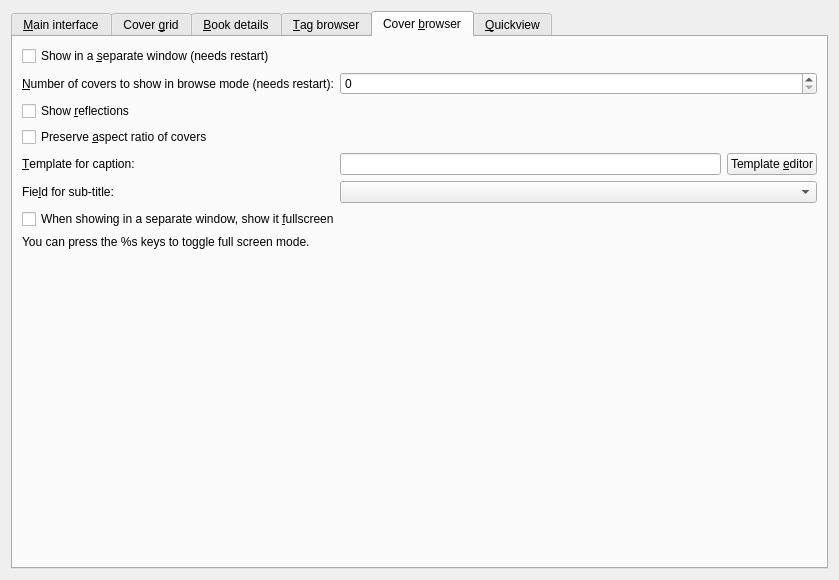
kovidgoyal/calibre, file src/calibre/gui2/preferences/look_feel.ui: the form before one commit.
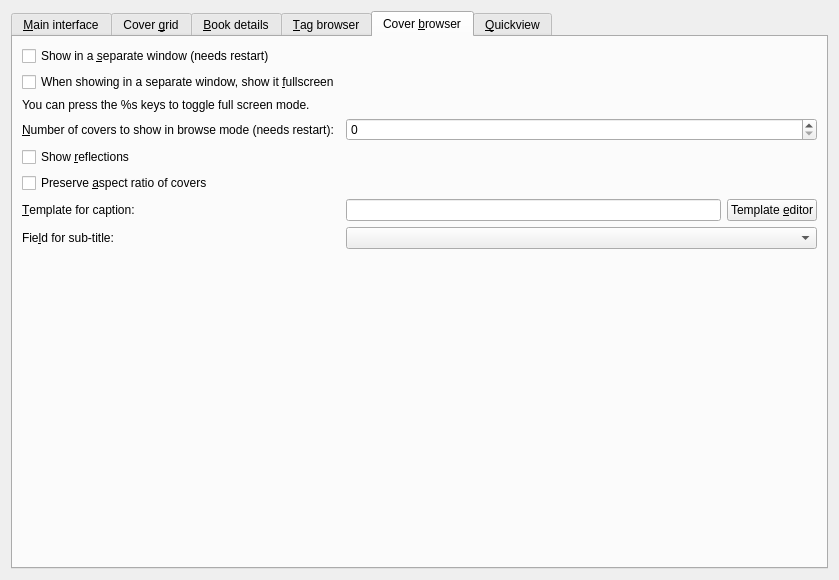
The form after the commit. The open tabs and pages were chosen to show the change. Icons and pictures are not drawn. Custom widgets are drawn as their Qt base class.

```diff
--- a/src/calibre/gui2/preferences/look_feel.ui
+++ b/src/calibre/gui2/preferences/look_feel.ui
@@ -1143,14 +1143,24 @@
        <string>Cover &amp;browser</string>
       </attribute>
       <layout class="QGridLayout" name="gridLayout_11">
-       <item row="5" column="1">
-        <widget class="QLineEdit" name="opt_cover_browser_title_template">
-         <property name="toolTip">
-          <string>The template used to generate the text below the covers. Uses the same syntax as save templates. Defaults to just the book title. Note that this setting is per-library, which means that you have to set it again for every different calibre library you use.</string>
-         </property>
-        </widget>
-       </item>
        <item row="1" column="0">
+        <widget class="QCheckBox" name="opt_cb_fullscreen">
+         <property name="text">
+          <string>When showing in a separate window, show it &amp;fullscreen</string>
+         </property>
+        </widget>
+       </item>
+       <item row="0" column="0" colspan="3">
+        <widget class="QCheckBox" name="opt_separate_cover_flow">
+         <property name="text">
+          <string>Show in a &amp;separate window (needs restart)</string>
+         </property>
+        </widget>
+       </item>
+       <item row="3" column="1" colspan="2">
+        <widget class="QSpinBox" name="opt_cover_flow_queue_length"/>
+       </item>
+       <item row="3" column="0">
         <widget class="QLabel" name="label_6">
          <property name="text">
           <string>&amp;Number of covers to show in browse mode (needs restart):</string>
@@ -1160,7 +1170,14 @@
          </property>
         </widget>
        </item>
-       <item row="9" column="0" colspan="2">
+       <item row="7" column="2">
+        <widget class="QPushButton" name="cover_browser_title_template_button">
+         <property name="text">
+          <string>Template &amp;editor</string>
+         </property>
+        </widget>
+       </item>
+       <item row="11" column="0" colspan="2">
         <spacer name="verticalSpacer_4">
          <property name="orientation">
           <enum>Qt::Vertical</enum>
@@ -1173,41 +1190,21 @@
          </property>
         </spacer>
        </item>
-       <item row="5" column="0">
-        <widget class="QLabel" name="label_23">
-         <property name="text">
-          <string>&amp;Template for caption:</string>
+       <item row="7" column="1">
+        <widget class="QLineEdit" name="opt_cover_browser_title_template">
+         <property name="toolTip">
+          <string>The template used to generate the text below the covers. Uses the same syntax as save templates. Defaults to just the book title. Note that this setting is per-library, which means that you have to set it again for every different calibre library you use.</string>
          </property>
-         <property name="buddy">
-          <cstring>opt_cover_browser_title_template</cstring>
-         </property>
         </widget>
        </item>
-       <item row="5" column="2">
-        <widget class="QPushButton" name="cover_browser_title_template_button">
+       <item row="4" column="0" colspan="3">
+        <widget class="QCheckBox" name="opt_cover_browser_reflections">
          <property name="text">
-          <string>Template &amp;editor</string>
+          <string>Show &amp;reflections</string>
          </property>
         </widget>
        </item>
-       <item row="1" column="1" colspan="2">
-        <widget class="QSpinBox" name="opt_cover_flow_queue_length"/>
-       </item>
-       <item row="7" column="0" colspan="3">
-        <widget class="QCheckBox" name="opt_cb_fullscreen">
-         <property name="text">
-          <string>When showing in a separate window, show it &amp;fullscreen</string>
-         </property>
-        </widget>
-       </item>
-       <item row="0" column="0" colspan="3">
-        <widget class="QCheckBox" name="opt_separate_cover_flow">
-         <property name="text">
-          <string>Show in a &amp;separate window (needs restart)</string>
-         </property>
-        </widget>
-       </item>
-       <item row="3" column="0" colspan="3">
+       <item row="5" column="0" colspan="3">
         <widget class="QCheckBox" name="opt_cb_preserve_aspect_ratio">
          <property name="toolTip">
           <string>Show covers in their original aspect ratio instead of resizing
@@ -1218,14 +1215,30 @@
          </property>
         </widget>
        </item>
-       <item row="2" column="0" colspan="3">
-        <widget class="QCheckBox" name="opt_cover_browser_reflections">
+       <item row="8" column="1" colspan="2">
+        <widget class="QComboBox" name="opt_cover_browser_subtitle_field"/>
+       </item>
+       <item row="7" column="0">
+        <widget class="QLabel" name="label_23">
          <property name="text">
-          <string>Show &amp;reflections</string>
+          <string>&amp;Template for caption:</string>
          </property>
+         <property name="buddy">
+          <cstring>opt_cover_browser_title_template</cstring>
+         </property>
         </widget>
        </item>
-       <item row="8" column="0" colspan="3">
+       <item row="8" column="0">
+        <widget class="QLabel" name="label_24">
+         <property name="text">
+          <string>Fie&amp;ld for sub-title:</string>
+         </property>
+         <property name="buddy">
+          <cstring>opt_cover_browser_subtitle_field</cstring>
+         </property>
+        </widget>
+       </item>
+       <item row="2" column="0">
         <widget class="QLabel" name="fs_help_msg">
          <property name="styleSheet">
           <string notr="true">margin-left: 1.5em</string>
@@ -1238,19 +1251,6 @@
          </property>
         </widget>
        </item>
-       <item row="6" column="0">
-        <widget class="QLabel" name="label_24">
-         <property name="text">
-          <string>Fie&amp;ld for sub-title:</string>
-         </property>
-         <property name="buddy">
-          <cstring>opt_cover_browser_subtitle_field</cstring>
-         </property>
-        </widget>
-       </item>
-       <item row="6" column="1" colspan="2">
-        <widget class="QComboBox" name="opt_cover_browser_subtitle_field"/>
-       </item>
       </layout>
      </widget>
      <widget class="QWidget" name="quickview_tab">
```
